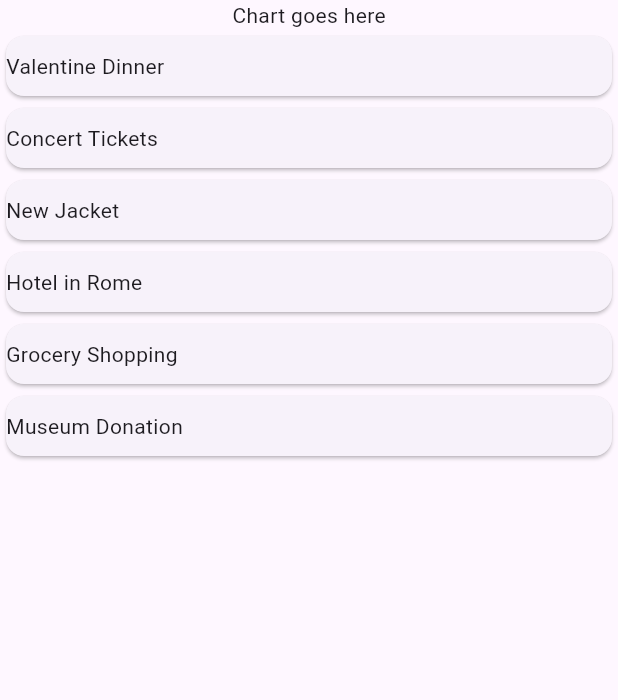
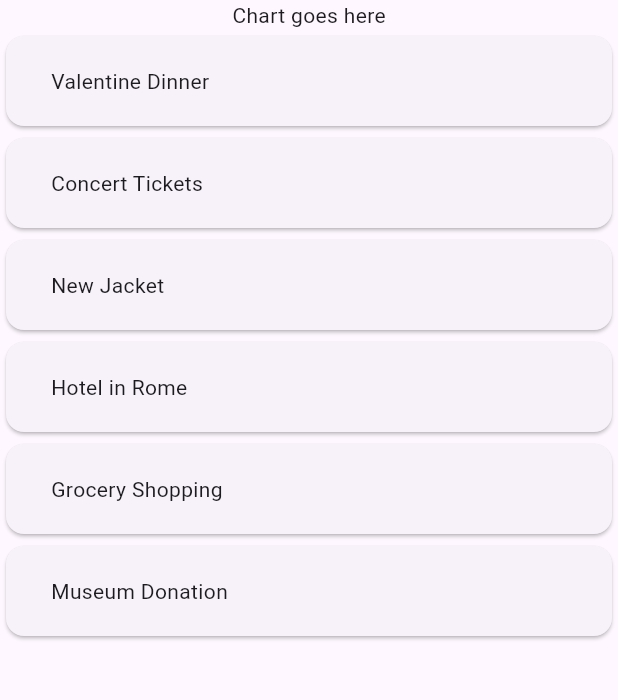
Before and after one commit to PhilBuffalo21/Flutter-Travel-Expenses-app, a Flutter app: the screen it shows after launch, on a phone screen of 412 x 824 dp, the part 30-730 px from its top. Run offline on Flutter 3.47's test engine with Material 3 defaults, Android fonts, the phone set to English and light mode, and no system bars.

Commit message:
add item card customisations

```diff
--- a/travel_app/lib/widgets/expenseItem.dart
+++ b/travel_app/lib/widgets/expenseItem.dart
@@ -8,7 +8,7 @@ class expenseItem extends StatelessWidget {
   Widget build(BuildContext context) {
     return Card(
       child: Padding(
-          padding: const EdgeInsets.symmetric(vertical: 10),
+          padding: const EdgeInsets.symmetric(vertical: 20, horizontal: 30),
           child: Text(expense.title)),
     );
   }
```
